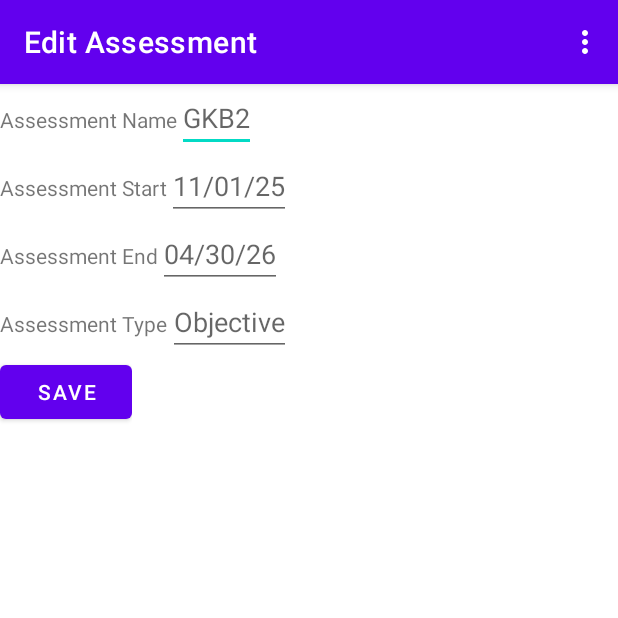
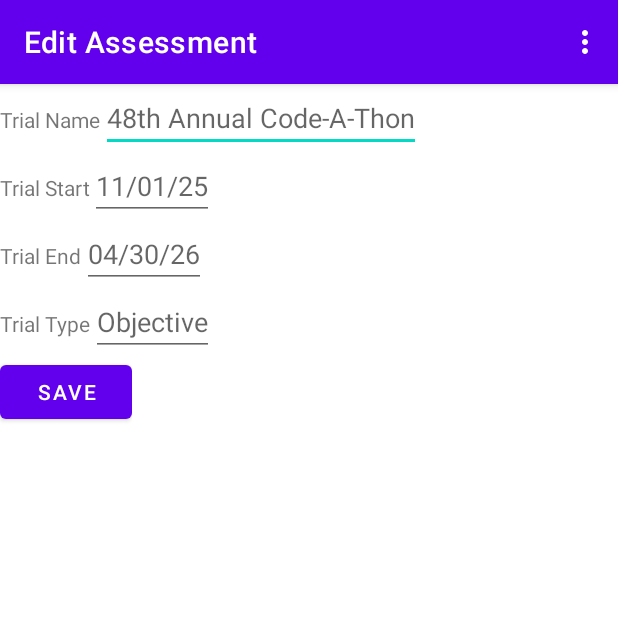
Before and after one commit to Parrotastic/LevelUp_Gaming_College_Scheduler, an Android app: the AssessmentEdit screen opened directly, with no data from a screen before it, on a phone screen of 412 x 824 dp, the top half of it. Run offline under Robolectric (Android 15) with nearby library versions, the light colour scheme and no system bars; our stand-ins replace Room's generated code.

Commit message:
Changed Terms and Assessments to Levels and Trials in the layout files to fit the levelUp style.

```diff
--- a/app/src/main/res/layout-land/activity_assessment.xml
+++ b/app/src/main/res/layout-land/activity_assessment.xml
@@ -15,7 +15,7 @@
             <TextView
                 android:layout_width="wrap_content"
                 android:layout_height="wrap_content"
-                android:text="Assessments"
+                android:text="Trials"
                 style="@style/TextAppearance.AppCompat.Title"
                 />
 
--- a/app/src/main/res/layout-land/activity_assessment_detail.xml
+++ b/app/src/main/res/layout-land/activity_assessment_detail.xml
@@ -25,13 +25,13 @@
                 <TextView
                     android:layout_width="wrap_content"
                     android:layout_height="wrap_content"
-                    android:text="Assessment Name" />
+                    android:text="Trial Name" />
 
                 <EditText
                     android:id="@+id/assessmentEditName"
                     android:layout_width="wrap_content"
                     android:layout_height="wrap_content"
-                    android:hint="GKB2" />
+                    android:hint="48th Annual Code-A-Thon" />
             </LinearLayout>
 
 
@@ -43,7 +43,7 @@
                 <TextView
                     android:layout_width="wrap_content"
                     android:layout_height="wrap_content"
-                    android:text="Assessment Start" />
+                    android:text="Trial Start" />
 
                 <EditText
                     android:id="@+id/assessmentEditStart"
@@ -60,7 +60,7 @@
                 <TextView
                     android:layout_width="wrap_content"
                     android:layout_height="wrap_content"
-                    android:text="Assessment End" />
+                    android:text="Trial End" />
 
                 <EditText
                     android:id="@+id/assessmentEditEnd"
@@ -76,7 +76,7 @@
                 <TextView
                     android:layout_width="wrap_content"
                     android:layout_height="wrap_content"
-                    android:text="Assessment Type" />
+                    android:text="Trial Type" />
 
                 <EditText
                     android:id="@+id/assessmentEditType"
--- a/app/src/main/res/layout/activity_assessment.xml
+++ b/app/src/main/res/layout/activity_assessment.xml
@@ -15,7 +15,7 @@
             <TextView
                 android:layout_width="wrap_content"
                 android:layout_height="wrap_content"
-                android:text="Assessments"
+                android:text="Trials"
                 style="@style/TextAppearance.AppCompat.Title"
                 />
 
--- a/app/src/main/res/layout/activity_assessment_detail.xml
+++ b/app/src/main/res/layout/activity_assessment_detail.xml
@@ -25,13 +25,13 @@
                 <TextView
                     android:layout_width="wrap_content"
                     android:layout_height="wrap_content"
-                    android:text="Assessment Name" />
+                    android:text="Trial Name" />
 
                 <EditText
                     android:id="@+id/assessmentEditName"
                     android:layout_width="wrap_content"
                     android:layout_height="wrap_content"
-                    android:hint="GKB2" />
+                    android:hint="48th Annual Code-A-Thon" />
             </LinearLayout>
 
 
@@ -43,7 +43,7 @@
                 <TextView
                     android:layout_width="wrap_content"
                     android:layout_height="wrap_content"
-                    android:text="Assessment Start" />
+                    android:text="Trial Start" />
 
                 <EditText
                     android:id="@+id/assessmentEditStart"
@@ -60,7 +60,7 @@
                 <TextView
                     android:layout_width="wrap_content"
                     android:layout_height="wrap_content"
-                    android:text="Assessment End" />
+                    android:text="Trial End" />
 
                 <EditText
                     android:id="@+id/assessmentEditEnd"
@@ -76,7 +76,7 @@
                 <TextView
                     android:layout_width="wrap_content"
                     android:layout_height="wrap_content"
-                    android:text="Assessment Type" />
+                    android:text="Trial Type" />
 
                 <EditText
                     android:id="@+id/assessmentEditType"
--- a/app/src/main/res/menu/assessment_menu.xml
+++ b/app/src/main/res/menu/assessment_menu.xml
@@ -3,7 +3,7 @@
     xmlns:app="http://schemas.android.com/apk/res-auto">
     <item
         android:id="@+id/delete_assessment"
-        android:title="Delete Assessment"
+        android:title="Delete Trial"
         app:showAsAction="never"
         />
 
@@ -16,14 +16,14 @@
 
     <item
         android:id="@+id/assessment_start_notif"
-        android:title="Notify @ Assessment Start Date"
+        android:title="Notify @ Trial Start Date"
         android:orderInCategory="100"
         app:showAsAction="never"
         />
 
     <item
         android:id="@+id/assessment_end_notif"
-        android:title="Notify @ Assessment End Date"
+        android:title="Notify @ Trial End Date"
         android:orderInCategory="100"
         app:showAsAction="never"
         />
--- a/app/src/main/res/menu/term_menu.xml
+++ b/app/src/main/res/menu/term_menu.xml
@@ -3,7 +3,7 @@
     xmlns:app="http://schemas.android.com/apk/res-auto">
     <item
         android:id="@+id/delete_term"
-        android:title="Delete Term"
+        android:title="Delete Level"
         app:showAsAction="never"
         />
 
```
Also changed, not shown: app/src/main/java/com/lukavalentine/databaseapp/UI/CourseAdapter.java (+39 -1 lines), app/src/main/res/layout-land/activity_add_assessment.xml (+5 -5 lines), app/src/main/res/layout-land/activity_add_term.xml (+5 -5 lines), app/src/main/res/layout-land/activity_term_detail.xml (+4 -4 lines), app/src/main/res/layout/activity_add_assessment.xml (+4 -4 lines), app/src/main/res/layout/activity_add_term.xml (+4 -4 lines), app/src/main/res/layout/activity_term_detail.xml (+12 -12 lines).
